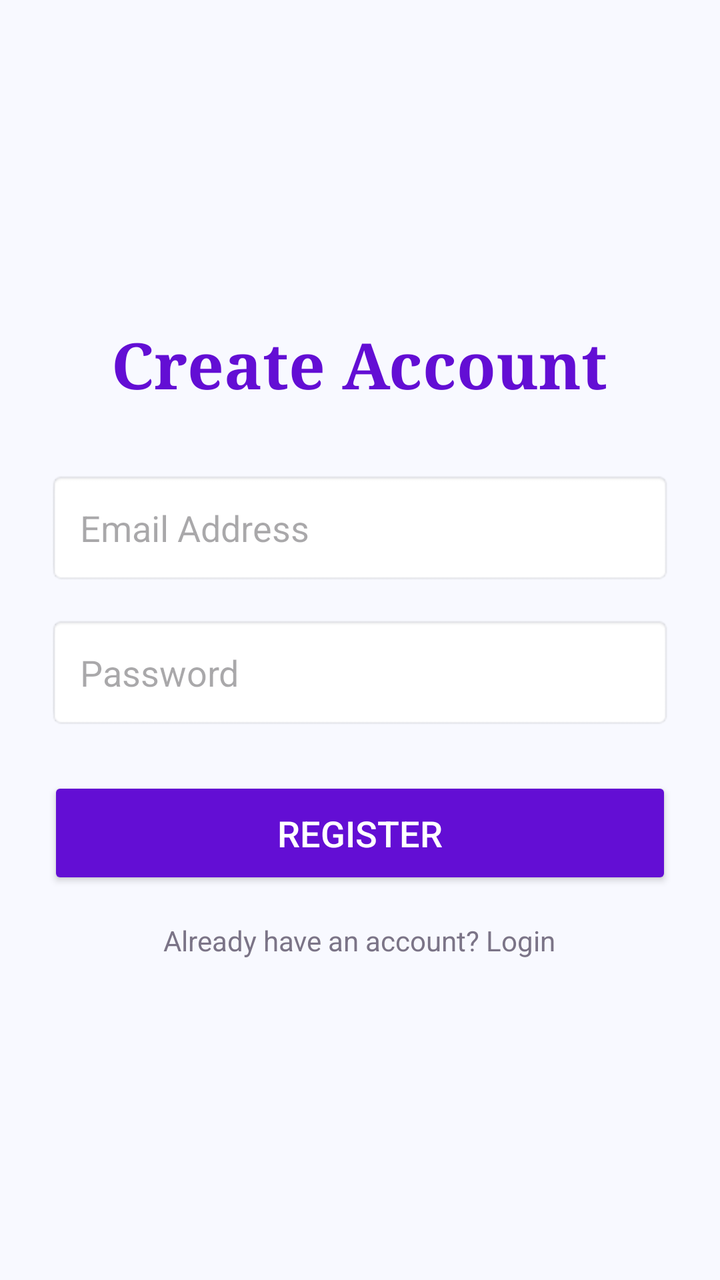
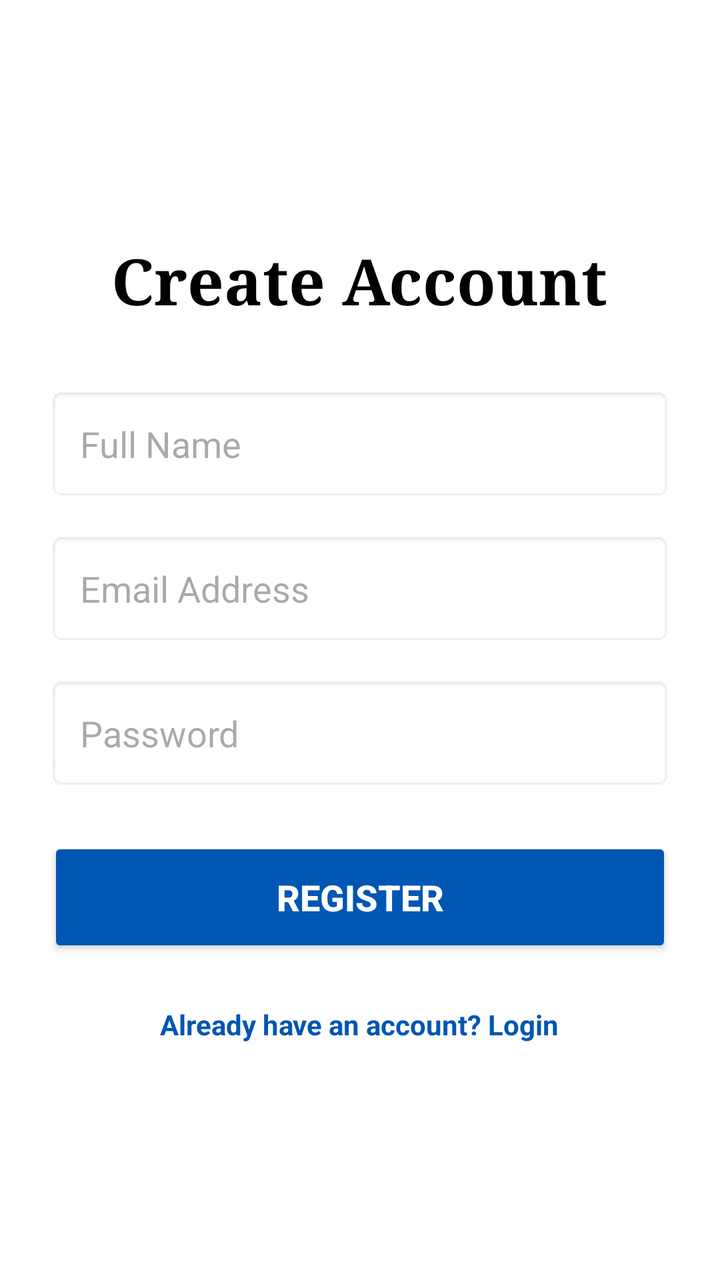

Two renders of the same Android screen: before a commit and after it. Below are the layout's source before the change and the commit's diff.
<!-- AndroidManifest.xml: application theme Theme.FABIBOOKINGVENDORSYSTEM -->
<!-- res/layout/activity_register.xml -->
<?xml version="1.0" encoding="utf-8"?>
<LinearLayout xmlns:android="http://schemas.android.com/apk/res/android"
    android:layout_width="match_parent"
    android:layout_height="match_parent"
    android:orientation="vertical"
    android:padding="24dp"
    android:gravity="center"
    android:background="#F8F9FF">

    <TextView
        android:layout_width="wrap_content"
        android:layout_height="wrap_content"
        android:text="Create Account"
        android:textSize="32sp"
        android:textColor="#630ed4"
        android:fontFamily="serif"
        android:textStyle="bold"
        android:layout_marginBottom="32dp"/>

    <EditText
        android:id="@+id/etEmail"
        android:layout_width="match_parent"
        android:layout_height="wrap_content"
        android:hint="Email Address"
        android:inputType="textEmailAddress"
        android:padding="16dp"
        android:background="@android:drawable/editbox_background"
        android:layout_marginBottom="16dp"/>

    <EditText
        android:id="@+id/etPassword"
        android:layout_width="match_parent"
        android:layout_height="wrap_content"
        android:hint="Password"
        android:inputType="textPassword"
        android:padding="16dp"
        android:background="@android:drawable/editbox_background"
        android:layout_marginBottom="24dp"/>

    <Button
        android:id="@+id/btnRegister"
        android:layout_width="match_parent"
        android:layout_height="wrap_content"
        android:text="Register"
        android:backgroundTint="#630ed4"
        android:textColor="#FFFFFF"
        android:padding="16dp"
        android:textSize="18sp"/>

    <TextView
        android:id="@+id/tvLoginLink"
        android:layout_width="wrap_content"
        android:layout_height="wrap_content"
        android:text="Already have an account? Login"
        android:layout_marginTop="16dp"
        android:textColor="#7b7487"/>

</LinearLayout>
<!-- resources referenced by this layout -->
<resources>
  <style name="Theme.FABIBOOKINGVENDORSYSTEM" parent="Base.Theme.FABIBOOKINGVENDORSYSTEM" />
  <style name="Base.Theme.FABIBOOKINGVENDORSYSTEM" parent="Theme.Material3.DayNight.NoActionBar">
          
          
      </style>
</resources>

<!-- the commit's change to res/layout/activity_register.xml (unified diff, before → after) -->
@@ -5,17 +5,28 @@
     android:orientation="vertical"
     android:padding="24dp"
     android:gravity="center"
-    android:background="#F8F9FF">
+    android:background="#FFFFFF">
 
     <TextView
         android:layout_width="wrap_content"
         android:layout_height="wrap_content"
         android:text="Create Account"
         android:textSize="32sp"
-        android:textColor="#630ed4"
+        android:textColor="#000000"
         android:fontFamily="serif"
         android:textStyle="bold"
         android:layout_marginBottom="32dp"/>
+
+    <EditText
+        android:id="@+id/etFullName"
+        android:layout_width="match_parent"
+        android:layout_height="wrap_content"
+        android:hint="Full Name"
+        android:inputType="textPersonName"
+        android:padding="16dp"
+        android:textColor="#000000"
+        android:background="@android:drawable/editbox_background"
+        android:layout_marginBottom="16dp"/>
 
     <EditText
         android:id="@+id/etEmail"
@@ -24,6 +35,7 @@
         android:hint="Email Address"
         android:inputType="textEmailAddress"
         android:padding="16dp"
+        android:textColor="#000000"
         android:background="@android:drawable/editbox_background"
         android:layout_marginBottom="16dp"/>
 
@@ -34,25 +46,27 @@
         android:hint="Password"
         android:inputType="textPassword"
         android:padding="16dp"
+        android:textColor="#000000"
         android:background="@android:drawable/editbox_background"
         android:layout_marginBottom="24dp"/>
 
     <Button
         android:id="@+id/btnRegister"
         android:layout_width="match_parent"
-        android:layout_height="wrap_content"
+        android:layout_height="60dp"
         android:text="Register"
-        android:backgroundTint="#630ed4"
+        android:backgroundTint="#0056b3"
         android:textColor="#FFFFFF"
-        android:padding="16dp"
-        android:textSize="18sp"/>
+        android:textSize="18sp"
+        android:textStyle="bold"/>
 
     <TextView
         android:id="@+id/tvLoginLink"
         android:layout_width="wrap_content"
         android:layout_height="wrap_content"
         android:text="Already have an account? Login"
-        android:layout_marginTop="16dp"
-        android:textColor="#7b7487"/>
+        android:layout_marginTop="24dp"
+        android:textColor="#0056b3"
+        android:textStyle="bold"/>
 
 </LinearLayout>
